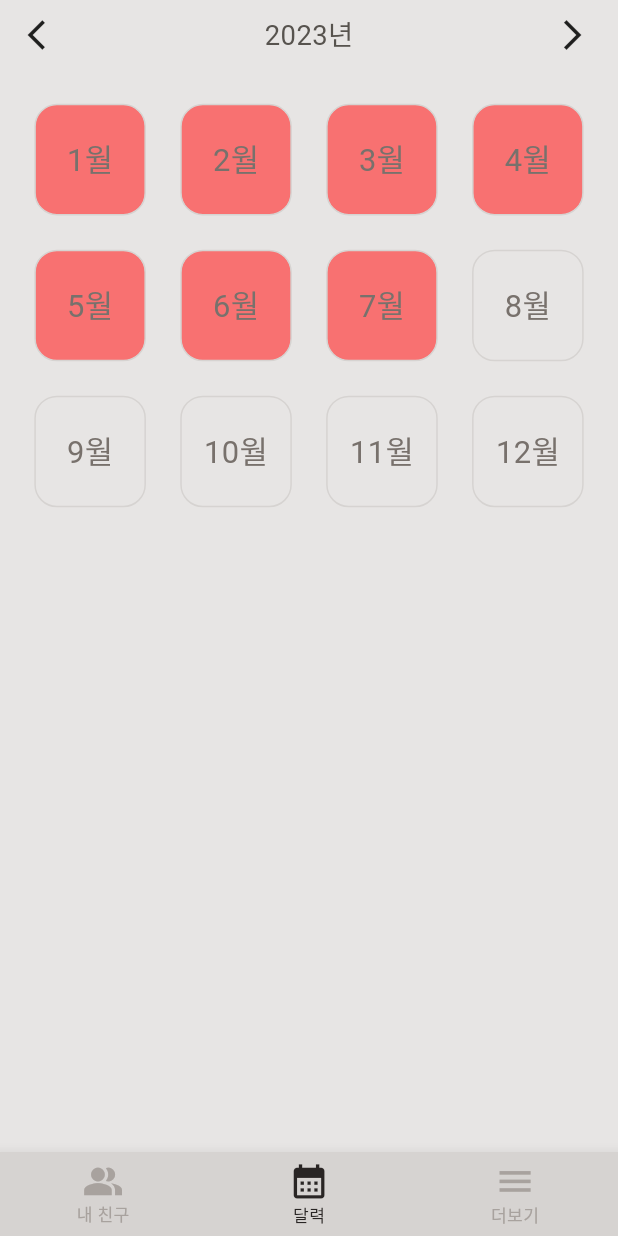
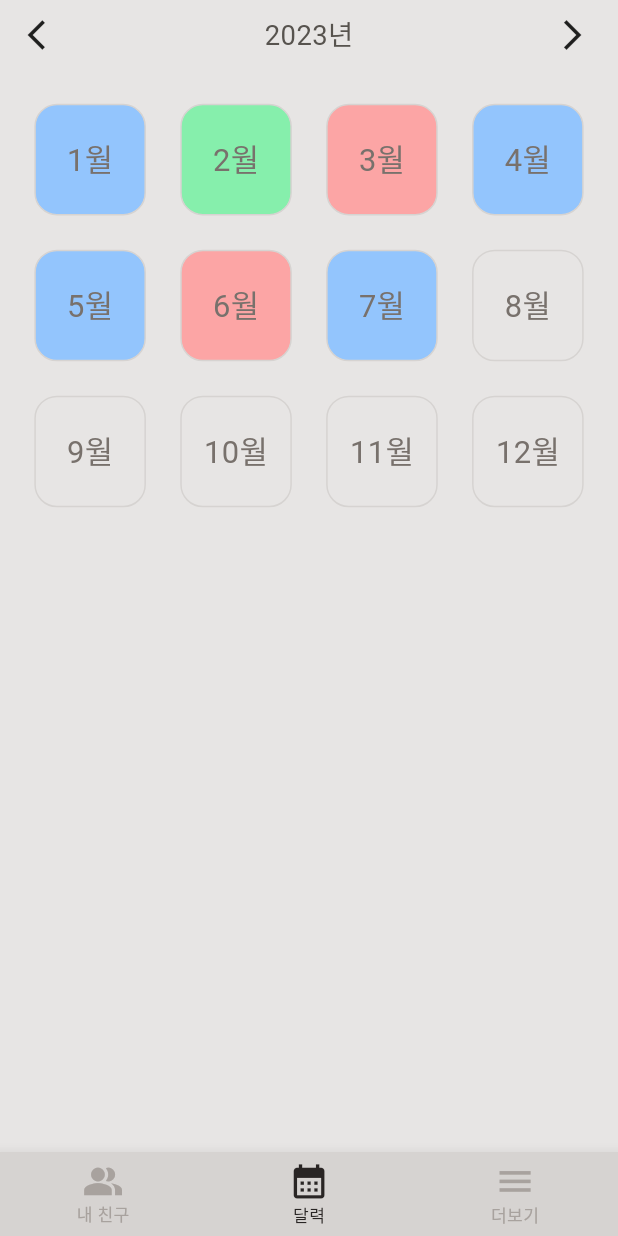
Before and after one commit to CChuYong/magcloud-app, a Flutter app: the screen it shows after launch, after a tap on an icon or button, on a phone screen of 412 x 824 dp. Run offline on Flutter 3.47's test engine with Material 2 defaults, Android fonts, the phone set to English and light mode, and no system bars; our stand-ins replace firebase_core, flutter_markdown, flutter_screenutil, get, get_it, google_sign_in and 3 more; accounts and stored records are empty; Roboto replaces fonts that are missing (GmarketSans).

Commit message:
feat: 무드별 색깔추가

```diff
--- a/lib/core/service/diary_service.dart
+++ b/lib/core/service/diary_service.dart
@@ -11,14 +11,14 @@ class DiaryService {
   Future<Map<int, Mood>> getMonthlyMood(int year) async {
     return {
       1: Mood.sad,
-      2: Mood.sad,
-      3: Mood.sad,
+      2: Mood.happy,
+      3: Mood.angry,
       4: Mood.sad,
       5: Mood.sad,
-      6: Mood.sad,
+      6: Mood.angry,
       7: Mood.sad,
       8: Mood.sad,
-      9: Mood.sad,
+      9: Mood.amazed,
       10: Mood.sad,
       11: Mood.sad,
       12: Mood.sad,
@@ -29,14 +29,14 @@ class DiaryService {
   Future<Map<int, Mood>> getDailyMood(int year, int month) async {
     return {
       1: Mood.sad,
-      2: Mood.sad,
-      3: Mood.sad,
+      2: Mood.happy,
+      3: Mood.angry,
       4: Mood.sad,
       5: Mood.sad,
-      6: Mood.sad,
+      6: Mood.angry,
       7: Mood.sad,
       8: Mood.sad,
-      9: Mood.sad,
+      9: Mood.amazed,
       10: Mood.sad,
       11: Mood.sad,
       12: Mood.sad,
--- a/lib/view/designsystem/base_color.dart
+++ b/lib/view/designsystem/base_color.dart
@@ -23,7 +23,14 @@ final class BaseColor {
   static const green100 = Color(0xffDCFCE7);
   static const green50 = Color(0xffF0FDF4);
 
+  static const red300 = Color(0xffFCA5A5);
   static const red400 = Color(0xffF87171);
+
+  static const yellow300 = Color(0xffFCD34D);
+
+  static const orange300 = Color(0xffFDBA74);
+
+  static const blue300 = Color(0xff93C5FD);
 
   static const defaultGreen = Color(0xff10B981);
   static const defaultRed = Color(0xffFF8282);
```
Also changed, not shown: lib/core/model/mood.dart (+5 -5 lines).
